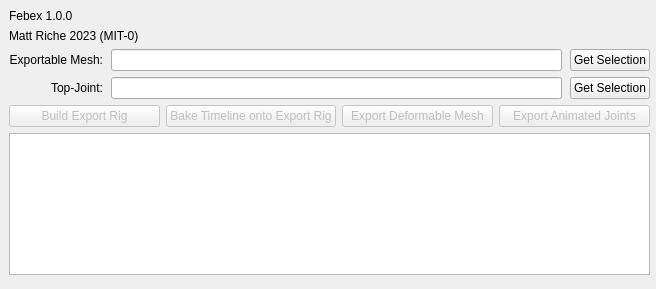
Above: uis/febex_main.ui from retsyn/febex before the change. Below: the same form after it.
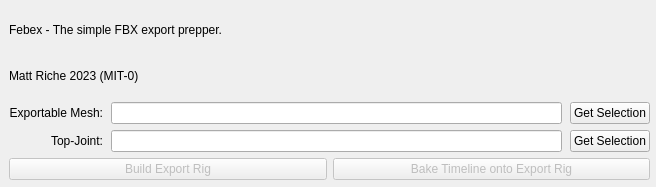
That is the form after the change.

What changed in the file:
```diff
--- a/uis/febex_main.ui
+++ b/uis/febex_main.ui
@@ -7,7 +7,7 @@
     <x>0</x>
     <y>0</y>
     <width>656</width>
-    <height>289</height>
+    <height>187</height>
    </rect>
   </property>
   <property name="windowTitle">
@@ -19,14 +19,14 @@
      <x>9</x>
      <y>9</y>
      <width>641</width>
-     <height>266</height>
+     <height>171</height>
     </rect>
    </property>
    <layout class="QVBoxLayout" name="verticalLayout">
     <item>
      <widget class="QLabel" name="Version_QLabel">
       <property name="text">
-       <string>Febex 1.0.0</string>
+       <string>Febex - The simple FBX export prepper.</string>
       </property>
      </widget>
     </item>
@@ -129,37 +129,8 @@
         </property>
        </widget>
       </item>
-      <item>
-       <widget class="QPushButton" name="pushButton_2">
-        <property name="enabled">
-         <bool>false</bool>
-        </property>
-        <property name="toolTip">
-         <string extracomment="Exports and .FBX of the Deformable Mesh derived from the rig."/>
-        </property>
-        <property name="text">
-         <string>Export Deformable Mesh</string>
-        </property>
-       </widget>
-      </item>
-      <item>
-       <widget class="QPushButton" name="pushButton_3">
-        <property name="enabled">
-         <bool>false</bool>
-        </property>
-        <property name="toolTip">
-         <string extracomment="Exports and FBX of just the animated skeleton."/>
-        </property>
-        <property name="text">
-         <string>Export Animated Joints</string>
-        </property>
-       </widget>
-      </item>
      </layout>
     </item>
-    <item>
-     <widget class="QTextBrowser" name="Output"/>
-    </item>
    </layout>
   </widget>
  </widget>
```
